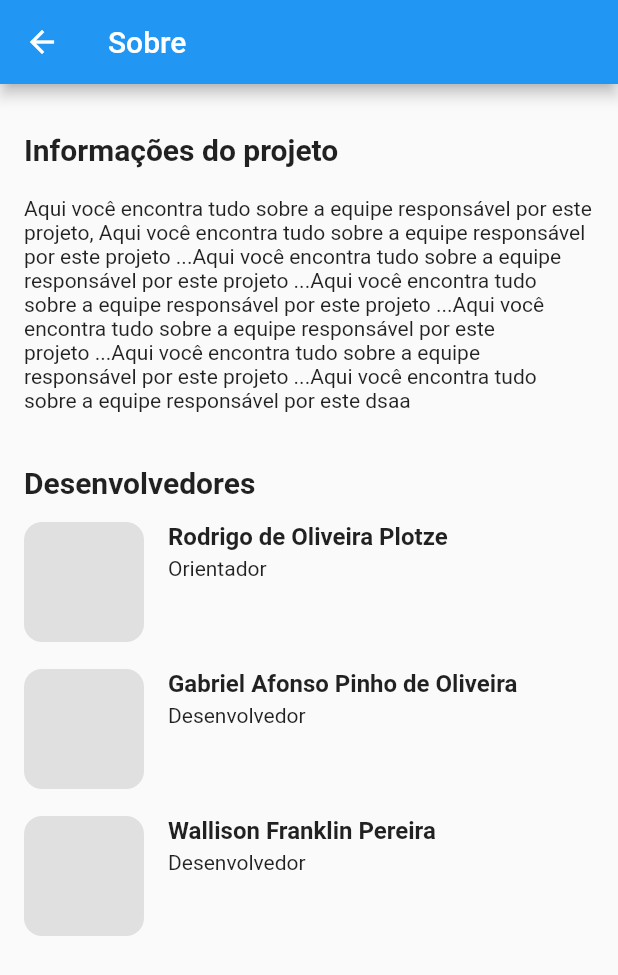
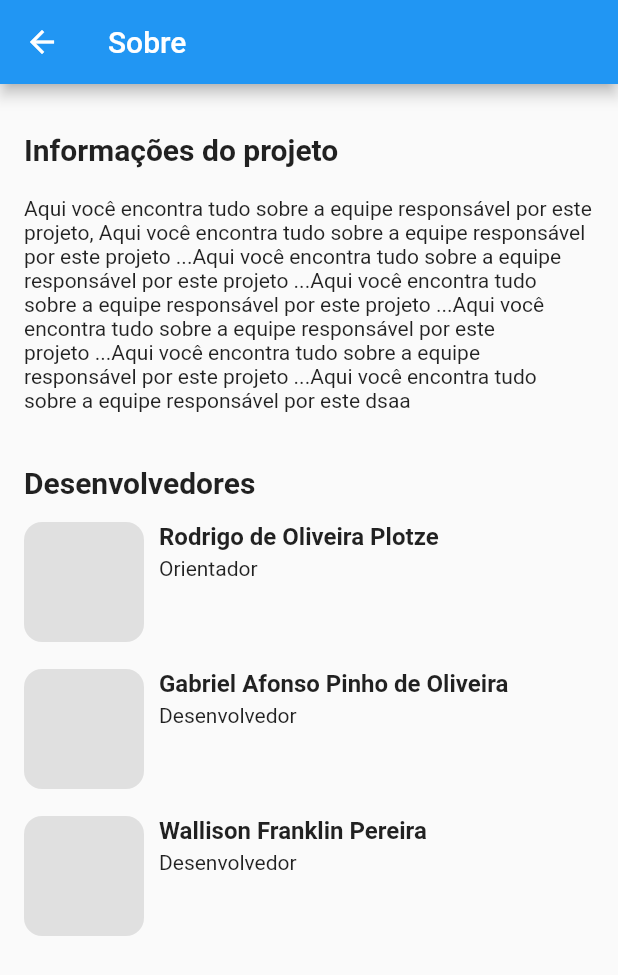
Before and after one commit to WallisonRP/ppdm-fatecrp, a Flutter app: the TelaSobre screen opened by its route, on a phone screen of 412 x 824 dp. Shown: the top 975 px of the screen. Run offline on Flutter 3.47's test engine with Material 2 defaults, Android fonts, the light colour scheme and no system bars.

```diff
--- a/ppdm_fatecrp/lib/view/tela_sobre.dart
+++ b/ppdm_fatecrp/lib/view/tela_sobre.dart
@@ -1,3 +1,5 @@
+// ignore_for_file: prefer_const_constructors, prefer_const_literals_to_create_immutables
+
 import 'package:flutter/material.dart';
 
 import '../model/card_itens.dart';
@@ -23,20 +25,22 @@ class _TelaSobreState extends State<TelaSobre> {
           children: [
             Text(
               'Informações do projeto',
-              style: TextStyle(
-                fontSize: 20,fontWeight: FontWeight.bold
+              style: TextStyle(fontSize: 20, fontWeight: FontWeight.bold),
             ),
+            SizedBox(
+              height: 20,
             ),
-            SizedBox(height: 20,),
-            Flexible(child: Text('Aqui você encontra tudo sobre a equipe responsável por este projeto, Aqui você encontra tudo sobre a equipe responsável por este projeto ...Aqui você encontra tudo sobre a equipe responsável por este projeto ...Aqui você encontra tudo sobre a equipe responsável por este projeto ...Aqui você encontra tudo sobre a equipe responsável por este projeto ...Aqui você encontra tudo sobre a equipe responsável por este projeto ...Aqui você encontra tudo sobre a equipe responsável por este dsaa')),
-            SizedBox(height: 35,),
-            Text(
-              'Desenvolvedores',
-              style: TextStyle(
-                fontSize: 20,fontWeight: FontWeight.bold
-              )
+            Flexible(
+                child: Text(
+                    'Aqui você encontra tudo sobre a equipe responsável por este projeto, Aqui você encontra tudo sobre a equipe responsável por este projeto ...Aqui você encontra tudo sobre a equipe responsável por este projeto ...Aqui você encontra tudo sobre a equipe responsável por este projeto ...Aqui você encontra tudo sobre a equipe responsável por este projeto ...Aqui você encontra tudo sobre a equipe responsável por este projeto ...Aqui você encontra tudo sobre a equipe responsável por este dsaa')),
+            SizedBox(
+              height: 35,
             ),
-            SizedBox(height: 15,),
+            Text('Desenvolvedores',
+                style: TextStyle(fontSize: 20, fontWeight: FontWeight.bold)),
+            SizedBox(
+              height: 15,
+            ),
             Row(
               mainAxisAlignment: MainAxisAlignment.start,
               crossAxisAlignment: CrossAxisAlignment.start,
@@ -44,9 +48,8 @@ class _TelaSobreState extends State<TelaSobre> {
                 Container(
                   decoration: BoxDecoration(
                       borderRadius: BorderRadius.circular(12),
-                    color: Color.fromARGB(255, 224, 224, 224)
-                  ),
-                  margin: EdgeInsets.only(right: 16),
+                      color: Color.fromARGB(255, 224, 224, 224)),
+                  margin: EdgeInsets.only(right: 10),
                   width: 80,
                   height: 80,
                 ),
@@ -54,19 +57,20 @@ class _TelaSobreState extends State<TelaSobre> {
                   crossAxisAlignment: CrossAxisAlignment.start,
                   mainAxisAlignment: MainAxisAlignment.start,
                   children: [
-                    Text(
-                      'Rodrigo de Oliveira Plotze',
+                    Text('Rodrigo de Oliveira Plotze',
                         style: TextStyle(
-                fontSize: 16,fontWeight: FontWeight.w600
-              )
+                            fontSize: 16, fontWeight: FontWeight.w600)),
+                    SizedBox(
+                      height: 4,
                     ),
-                    SizedBox(height: 4,),
                     Text('Orientador')
                   ],
                 )
               ],
             ),
-            SizedBox(height: 18,),
+            SizedBox(
+              height: 18,
+            ),
             Row(
               mainAxisAlignment: MainAxisAlignment.start,
               crossAxisAlignment: CrossAxisAlignment.start,
@@ -74,9 +78,8 @@ class _TelaSobreState extends State<TelaSobre> {
                 Container(
                   decoration: BoxDecoration(
                       borderRadius: BorderRadius.circular(12),
-                    color: Color.fromARGB(255, 224, 224, 224)
-                  ),
-                  margin: EdgeInsets.only(right: 16),
+                      color: Color.fromARGB(255, 224, 224, 224)),
+                  margin: EdgeInsets.only(right: 10),
                   width: 80,
                   height: 80,
                 ),
@@ -84,19 +87,20 @@ class _TelaSobreState extends State<TelaSobre> {
                   crossAxisAlignment: CrossAxisAlignment.start,
                   mainAxisAlignment: MainAxisAlignment.start,
                   children: [
-                    Text(
-                      'Gabriel Afonso Pinho de Oliveira',
+                    Text('Gabriel Afonso Pinho de Oliveira',
                         style: TextStyle(
-                fontSize: 16,fontWeight: FontWeight.w600
-              )
+                            fontSize: 16, fontWeight: FontWeight.w600)),
+                    SizedBox(
+                      height: 4,
                     ),
-                    SizedBox(height: 4,),
                     Text('Desenvolvedor')
                   ],
                 )
               ],
             ),
-            SizedBox(height: 18,),
+            SizedBox(
+              height: 18,
+            ),
             Row(
               mainAxisAlignment: MainAxisAlignment.start,
               crossAxisAlignment: CrossAxisAlignment.start,
@@ -104,9 +108,8 @@ class _TelaSobreState extends State<TelaSobre> {
                 Container(
                   decoration: BoxDecoration(
                       borderRadius: BorderRadius.circular(12),
-                    color: Color.fromARGB(255, 224, 224, 224)
-                  ),
-                  margin: EdgeInsets.only(right: 16),
+                      color: Color.fromARGB(255, 224, 224, 224)),
+                  margin: EdgeInsets.only(right: 10),
                   width: 80,
                   height: 80,
                 ),
@@ -114,13 +117,12 @@ class _TelaSobreState extends State<TelaSobre> {
                   crossAxisAlignment: CrossAxisAlignment.start,
                   mainAxisAlignment: MainAxisAlignment.start,
                   children: [
-                    Text(
-                      'Wallison Franklin Pereira',
+                    Text('Wallison Franklin Pereira',
                         style: TextStyle(
-                fontSize: 16,fontWeight: FontWeight.w600
-              )
+                            fontSize: 16, fontWeight: FontWeight.w600)),
+                    SizedBox(
+                      height: 4,
                     ),
-                    SizedBox(height: 4,),
                     Text('Desenvolvedor')
                   ],
                 )
```
Also changed, not shown: ppdm_fatecrp/lib/controller/custom_search_delegate.dart (added, +75 -0 lines), ppdm_fatecrp/lib/model/aluno.dart (added, +35 -0 lines), ppdm_fatecrp/lib/view/menu_view/tela_alunos.dart (+37 -45 lines), ppdm_fatecrp/lib/view/tela_perfil.dart (+13 -8 lines). Lines whose indentation alone changed are shown as unchanged.
